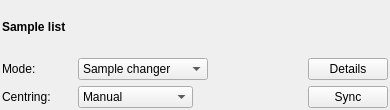
mxcube/mxcubeqt, file Bricks/widgets/ui_files/Qt4_sample_changer_widget_layout.ui: the form before one commit.
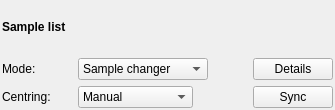
The form after the commit.

Patch:
```diff
--- a/Bricks/widgets/ui_files/Qt4_sample_changer_widget_layout.ui
+++ b/Bricks/widgets/ui_files/Qt4_sample_changer_widget_layout.ui
@@ -6,7 +6,7 @@
    <rect>
     <x>0</x>
     <y>0</y>
-    <width>390</width>
+    <width>335</width>
     <height>110</height>
    </rect>
   </property>
@@ -99,7 +99,7 @@
          </property>
          <property name="sizeHint" stdset="0">
           <size>
-           <width>40</width>
+           <width>5</width>
            <height>20</height>
           </size>
          </property>
@@ -170,7 +170,7 @@
          </property>
          <property name="sizeHint" stdset="0">
           <size>
-           <width>40</width>
+           <width>5</width>
            <height>20</height>
           </size>
          </property>
```
Lines whose indentation alone changed are shown as unchanged.
